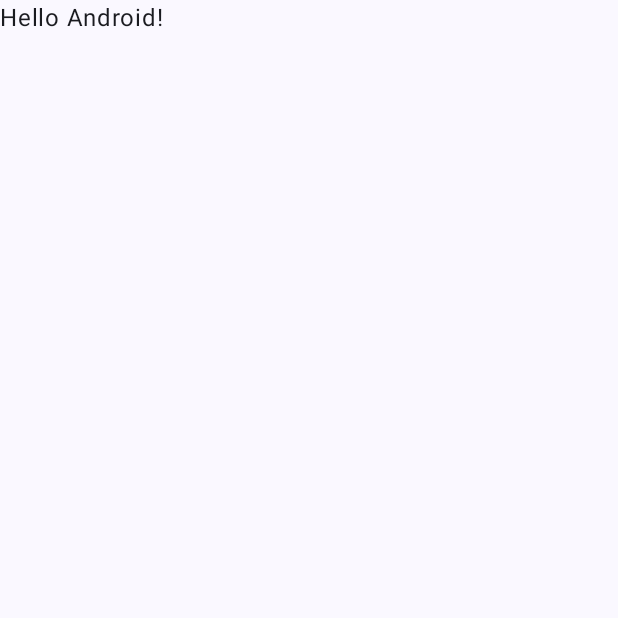
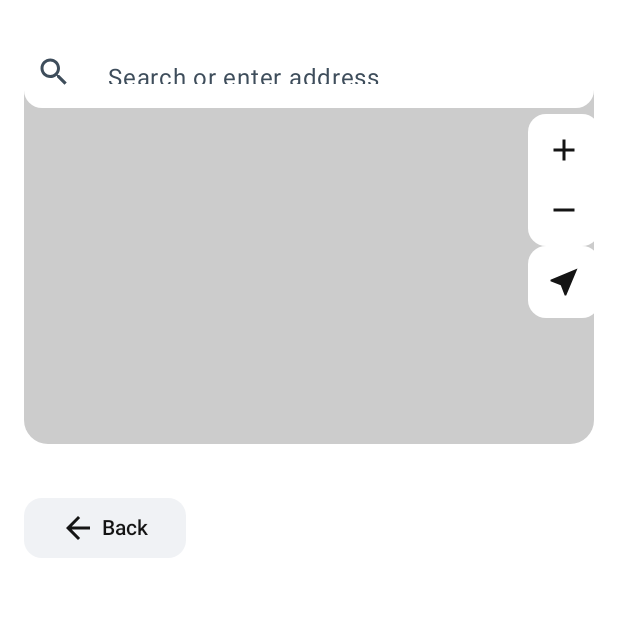
Before and after one commit to luizfsilvano/PI3A, an Android app built with Jetpack Compose: the screen it shows after launch (MainActivity), on a phone screen of 412 x 824 dp, the top half of it. Before the commit the part shown is almost empty. Run offline under Robolectric (Android 15) with nearby library versions, the phone set to English and light mode, and no system bars.

Commit message:
feat(ui): cria layout inicial da tela de mapa com campo de busca e controles (ainda em desenvolvimento)

```diff
--- a/app/build.gradle.kts
+++ b/app/build.gradle.kts
@@ -59,6 +59,9 @@ dependencies {
     // Navigation
     implementation(libs.navigation.compose)
 
+    // Icons
+    implementation(libs.androidx.material.icons.extended)
+
     implementation(libs.androidx.core.ktx)
     implementation(libs.androidx.lifecycle.runtime.ktx)
     implementation(libs.androidx.activity.compose)
--- a/app/src/main/java/com/example/routeshare/MainActivity.kt
+++ b/app/src/main/java/com/example/routeshare/MainActivity.kt
@@ -11,6 +11,7 @@ import androidx.compose.material3.Text
 import androidx.compose.runtime.Composable
 import androidx.compose.ui.Modifier
 import androidx.compose.ui.tooling.preview.Preview
+import com.example.routeshare.ui.screens.MapScreen
 import com.example.routeshare.ui.theme.RouteShareTheme
 
 class MainActivity : ComponentActivity() {
@@ -19,12 +20,7 @@ class MainActivity : ComponentActivity() {
         enableEdgeToEdge()
         setContent {
             RouteShareTheme {
-                Scaffold(modifier = Modifier.fillMaxSize()) { innerPadding ->
-                    Greeting(
-                        name = "Android",
-                        modifier = Modifier.padding(innerPadding)
-                    )
-                }
+                MapScreen()
             }
         }
     }
--- a/app/src/main/java/com/example/routeshare/ui/screens/HomeScreen.kt
+++ b/app/src/main/java/com/example/routeshare/ui/screens/HomeScreen.kt
@@ -1,4 +1,116 @@
 package com.example.routeshare.ui.screens
 
-class HomeScreen {
+import androidx.compose.foundation.background
+import androidx.compose.foundation.layout.*
+import androidx.compose.foundation.shape.RoundedCornerShape
+import androidx.compose.material.icons.Icons
+import androidx.compose.material.icons.filled.Add
+import androidx.compose.material.icons.filled.Search
+import androidx.compose.material3.*
+import androidx.compose.runtime.Composable
+import androidx.compose.ui.Alignment
+import androidx.compose.ui.Modifier
+import androidx.compose.ui.graphics.Color
+import androidx.compose.ui.text.style.TextOverflow
+import androidx.compose.ui.unit.dp
+import androidx.compose.ui.unit.sp
+
+
+import androidx.compose.material.icons.filled.Remove
+import androidx.compose.material.icons.filled.NearMe
+import androidx.compose.material.icons.filled.ArrowBack
+
+@OptIn(ExperimentalMaterial3Api::class)
+@Composable
+fun MapScreen() {
+    Column(
+        modifier = Modifier
+            .fillMaxSize()
+            .background(Color.White)
+            .padding(bottom = 5.dp)
+    ) {
+        Box(
+            modifier = Modifier
+                .fillMaxWidth()
+                .height(320.dp)
+                .padding(horizontal = 16.dp, vertical = 24.dp)
+                .background(Color.LightGray, shape = RoundedCornerShape(16.dp))
+        ) {
+            // Background image do mapa (a ser substituído por Maps Compose)
+            // Input de busca
+            Column(modifier = Modifier.fillMaxSize()) {
+                Row(
+                    modifier = Modifier
+                        .height(48.dp)
+                        .fillMaxWidth()
+                        .background(Color.White, shape = RoundedCornerShape(12.dp))
+                        .padding(horizontal = 8.dp),
+                    verticalAlignment = Alignment.CenterVertically
+                ) {
+                    Icon(Icons.Default.Search, contentDescription = "Search", tint = Color(0xFF3E4D5B))
+                    Spacer(modifier = Modifier.width(8.dp))
+                    TextField(
+                        value = "",
+                        onValueChange = {},
+                        placeholder = { Text("Search or enter address", color = Color(0xFF3E4D5B)) },
+                        modifier = Modifier.fillMaxWidth(),
+                        colors = TextFieldDefaults.colors(
+                            unfocusedContainerColor = Color.Transparent,
+                            focusedContainerColor = Color.Transparent,
+                            disabledContainerColor = Color.Transparent,
+                            focusedIndicatorColor = Color.Transparent,
+                            unfocusedIndicatorColor = Color.Transparent
+                        ),
+                        singleLine = true
+                    )
+                }
+                Spacer(modifier = Modifier.height(8.dp))
+                Column(modifier = Modifier.fillMaxSize(), horizontalAlignment = Alignment.End) {
+                    Column {
+                        IconButton(
+                            onClick = {},
+                            modifier = Modifier
+                                .size(40.dp)
+                                .background(Color.White, RoundedCornerShape(topStart = 12.dp, topEnd = 12.dp))
+                        ) {
+                            Icon(Icons.Default.Add, contentDescription = "Zoom In", tint = Color(0xFF141414))
+                        }
+                        IconButton(
+                            onClick = {},
+                            modifier = Modifier
+                                .size(40.dp)
+                                .background(Color.White, RoundedCornerShape(bottomStart = 12.dp, bottomEnd = 12.dp))
+                        ) {
+                            Icon(Icons.Default.Remove, contentDescription = "Zoom Out", tint = Color(0xFF141414))
+                        }
+                    }
+                    Spacer(modifier = Modifier.height(8.dp))
+                    IconButton(
+                        onClick = {},
+                        modifier = Modifier
+                            .size(40.dp)
+                            .background(Color.White, RoundedCornerShape(12.dp))
+                    ) {
+                        Icon(Icons.Default.NearMe, contentDescription = "Navigation", tint = Color(0xFF141414))
+                    }
+                }
+            }
+        }
+
+        // Botão "Back"
+        Row(modifier = Modifier.padding(horizontal = 16.dp, vertical = 12.dp)) {
+            Button(
+                onClick = {},
+                shape = RoundedCornerShape(12.dp),
+                colors = ButtonDefaults.buttonColors(containerColor = Color(0xFFF0F2F5)),
+                modifier = Modifier.height(40.dp)
+            ) {
+                Icon(Icons.Default.ArrowBack, contentDescription = "Back", tint = Color(0xFF141414))
+                Spacer(modifier = Modifier.width(4.dp))
+                Text("Back", color = Color(0xFF141414), maxLines = 1, overflow = TextOverflow.Ellipsis, fontSize = 14.sp)
+            }
+        }
+
+        Spacer(modifier = Modifier.height(5.dp))
+    }
 }
--- a/gradle/libs.versions.toml
+++ b/gradle/libs.versions.toml
@@ -1,6 +1,6 @@
 [versions]
 room = "2.6.1"
-ksp = "1.9.21-1.0.15"
+ksp = "2.0.21-1.0.26"
 coroutines = "1.7.3"
 gson = "2.10.1"
 navigation = "2.7.7"
@@ -18,6 +18,7 @@ composeBom = "2024.09.00"
 
 [libraries]
 
+androidx-material-icons-extended = { module = "androidx.compose.material:material-icons-extended" }
 room-runtime = { module = "androidx.room:room-runtime", version.ref = "room" }
 room-ktx = { module = "androidx.room:room-ktx", version.ref = "room" }
 room-compiler = { module = "androidx.room:room-compiler", version.ref = "room" }
@@ -43,7 +44,7 @@ androidx-ui-test-junit4 = { group = "androidx.compose.ui", name = "ui-test-junit
 androidx-material3 = { group = "androidx.compose.material3", name = "material3" }
 
 [plugins]
-ksp = { id = "com.google.devtools.ksp", version.ref = "ksp" }
+ksp = { id = "com.google.devtools.ksp", version = "2.0.21-1.0.26" }
 
 android-application = { id = "com.android.application", version.ref = "agp" }
 kotlin-android = { id = "org.jetbrains.kotlin.android", version.ref = "kotlin" }
--- a/settings.gradle.kts
+++ b/settings.gradle.kts
@@ -9,6 +9,7 @@ pluginManagement {
         }
         mavenCentral()
         gradlePluginPortal()
+        maven("https://plugins.gradle.org/m2/")
     }
 }
 dependencyResolutionManagement {
```
